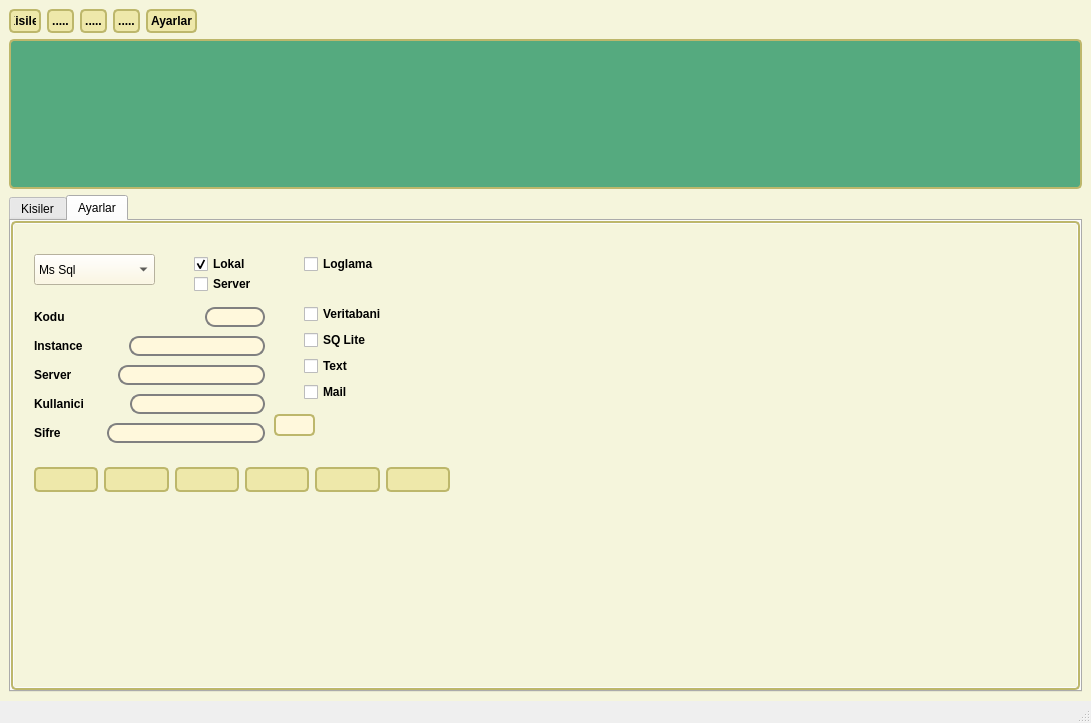
Above: Fihrist/src/fhr/UI_Files/anapencere.ui from hamitodessa/Python_Projects before the change. Below: the same form after it.
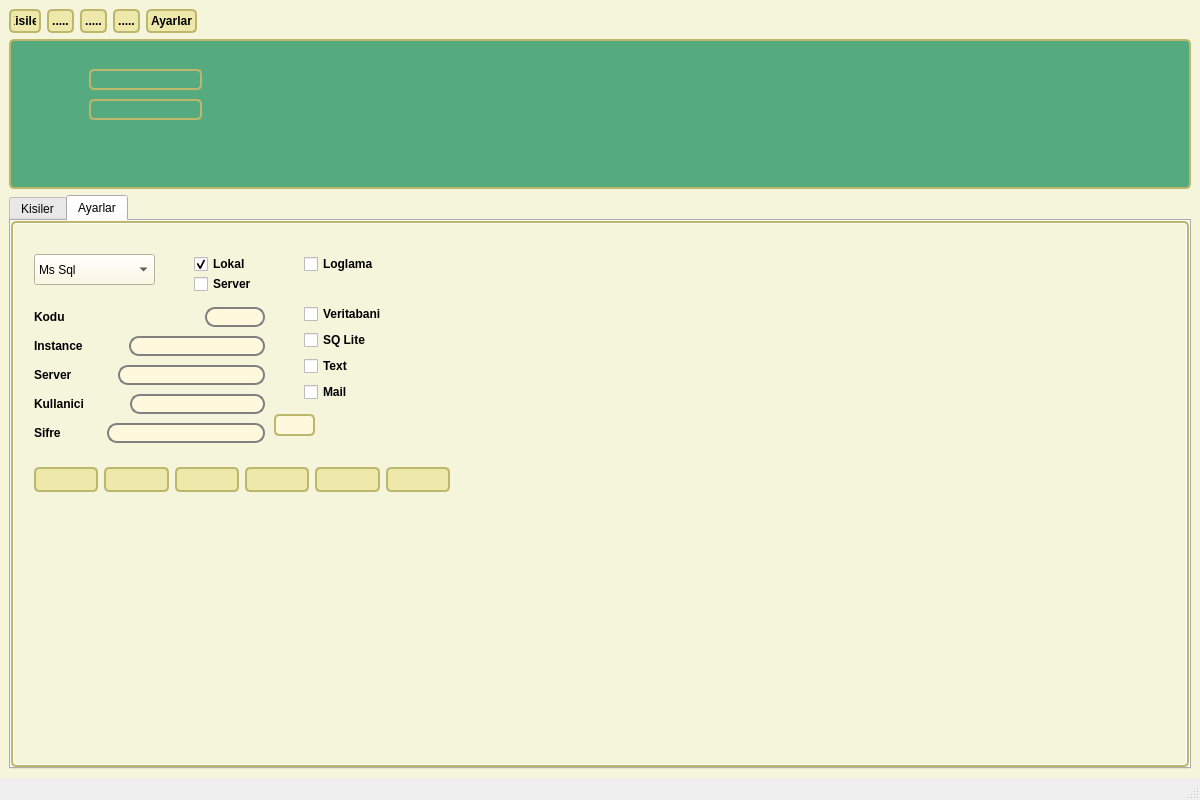
That is the form after the change. The open tabs and pages were chosen to show the change. Icons and pictures are not drawn.

The edit to the form file:
```diff
--- a/Fihrist/src/fhr/UI_Files/anapencere.ui
+++ b/Fihrist/src/fhr/UI_Files/anapencere.ui
@@ -6,8 +6,8 @@
    <rect>
     <x>0</x>
     <y>0</y>
-    <width>1091</width>
-    <height>723</height>
+    <width>1200</width>
+    <height>800</height>
    </rect>
   </property>
   <property name="windowTitle">
@@ -247,6 +247,26 @@
         <property name="frameShadow">
          <enum>QFrame::Raised</enum>
         </property>
+        <widget class="QLineEdit" name="lineEdit">
+         <property name="geometry">
+          <rect>
+           <x>80</x>
+           <y>30</y>
+           <width>113</width>
+           <height>21</height>
+          </rect>
+         </property>
+        </widget>
+        <widget class="QLineEdit" name="lineEdit_2">
+         <property name="geometry">
+          <rect>
+           <x>80</x>
+           <y>60</y>
+           <width>113</width>
+           <height>21</height>
+          </rect>
+         </property>
+        </widget>
        </widget>
       </item>
      </layout>
```
Left out of the diff: 2 changed lines with no effect on the pictures.
